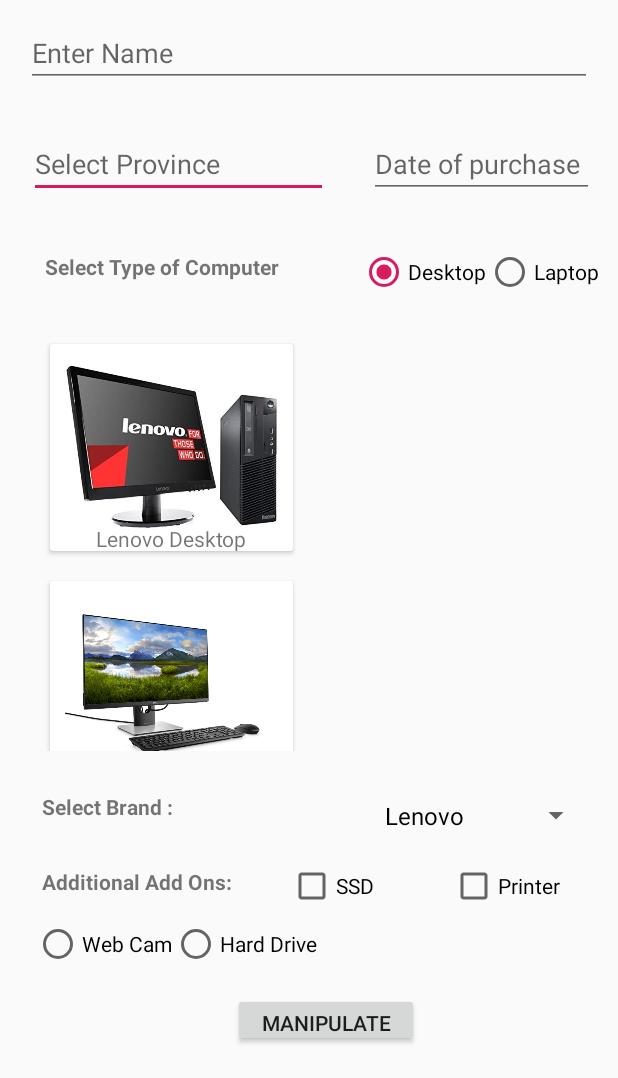
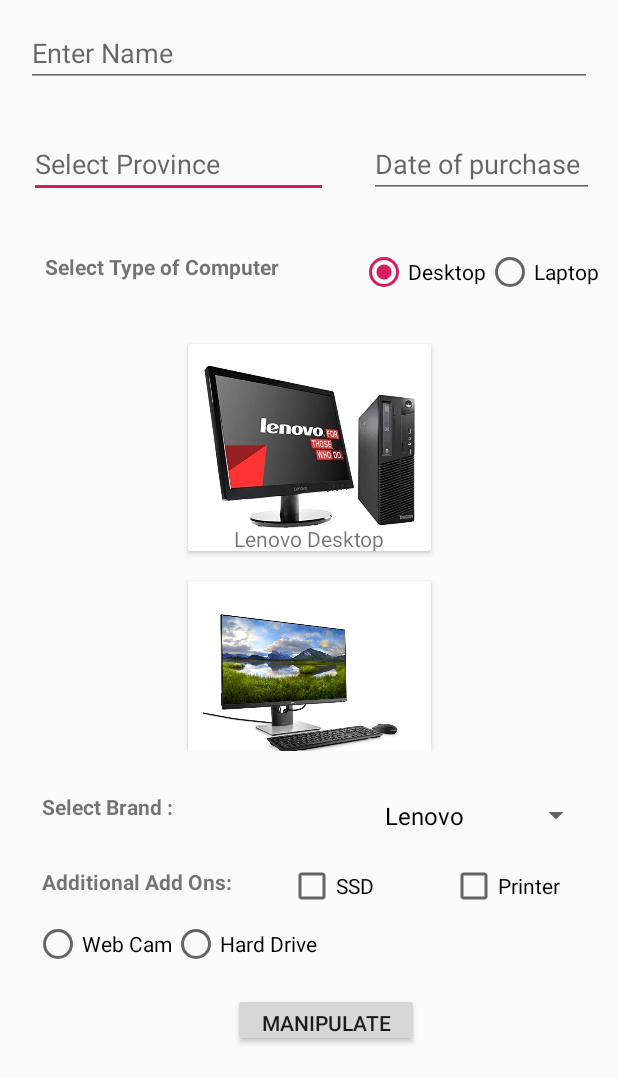
Before and after one commit to onlyrubal/TheShoppy, an Android app: the screen it shows after launch (MainActivity), on a phone screen of 412 x 824 dp, the part 158-1236 px from its top. Run offline under Robolectric (Android 15) with nearby library versions, the phone set to English and light mode, and no system bars.

Commit message:
Finalizing changes

```diff
--- a/app/src/main/java/com/example/assignment1/MainActivity.java
+++ b/app/src/main/java/com/example/assignment1/MainActivity.java
@@ -31,6 +31,7 @@ public class MainActivity extends AppCompatActivity {
 
     private static final String[] BRANDS = new String[]{"Lenovo", "Dell", "HP"};
 
+    //Variable Declaration
     TextView txtNameOfPerson;
     DatePickerDialog dobPicker;
     EditText editDate;
@@ -46,6 +47,7 @@ public class MainActivity extends AppCompatActivity {
     String peripheralSelected;
     String additionalPeripherals = "";
     ScrollView svDesktop, svLaptop;
+
     @Override
     protected void onCreate(Bundle savedInstanceState) {
         super.onCreate(savedInstanceState);
@@ -58,6 +60,7 @@ public class MainActivity extends AppCompatActivity {
                 findViewById(R.id.provinces_list);
         textView.setAdapter(adptProvinces);
 
+        // Setting up the Date Picker.
         editDate = (EditText) findViewById(R.id.date_of_purchase);
 
         editDate.setInputType(InputType.TYPE_NULL);
@@ -82,15 +85,14 @@ public class MainActivity extends AppCompatActivity {
             }
         });
 
-        // Setting up the radio buttons for selecting the type of computer
-
+        // Setting up the radio buttons references for Desktop and Computer Selection.
         rdDesk = (RadioButton)findViewById(R.id.rdDesktop);
         rdLap = (RadioButton) findViewById(R.id.rdLaptop);
 
+        // Setting up the Spinner Reference for product brand selectiont.
+        spnBrand = (Spinner) findViewById(R.id.spn_brand_item);
 
-        // Setting up the Spinner to select the brand for the product.
 
-        spnBrand = (Spinner) findViewById(R.id.spn_brand_item);
         ArrayAdapter<String> adptBrands = new ArrayAdapter<String>(this,
                 android.R.layout.simple_spinner_dropdown_item, BRANDS);
 
@@ -98,7 +100,6 @@ public class MainActivity extends AppCompatActivity {
         spnBrand.setAdapter(adptBrands);
 
         // Setting up the on Click event listener for the spinner.
-
         spnBrand.setOnItemSelectedListener(new AdapterView.OnItemSelectedListener() {
             @Override
             public void onItemSelected(AdapterView<?> parent, View view, int position, long id) {
@@ -112,20 +113,17 @@ public class MainActivity extends AppCompatActivity {
             }
         });
 
-        // Initializing the CheckBoxes
-
+        // Setting up the references for the check boxes.
         chkPrinter = (CheckBox) findViewById(R.id.check_printer);
         chkSSD = (CheckBox) findViewById(R.id.check_SSD);
 
 
         // Setting up the radio buttons for selecting the additional peripherals.
-
         rdCoolingMat = (RadioButton)findViewById(R.id.rd_cooling_mat);
         rdUsbC = (RadioButton)findViewById(R.id.rd_usb_c);
         rdLaptopStand = (RadioButton)findViewById(R.id.rd_laptop_stand);
         rdWebCam = (RadioButton)findViewById(R.id.rd_web_cam);
         rdHardDrive = (RadioButton)findViewById(R.id.rd_hard_drive);
-
         rdLaptopGroup = (RadioGroup) findViewById(R.id.rd_laptop_type_of_peripherals);
         rdDesktopGroup = (RadioGroup)findViewById(R.id.rd_computer_type_of_peripheral);
 
@@ -136,9 +134,9 @@ public class MainActivity extends AppCompatActivity {
         svLaptop = (ScrollView)findViewById(R.id.sv_laptop);
     }
 
+    // Implementing RdComputerClicked method.
     public void RdComputerClicked(View view){
         computerSelected = "Computer Selected";
-
         if(rdLap.isChecked()) {
             computerSelected = "Laptop";
             svLaptop.setVisibility(View.VISIBLE);
@@ -155,13 +153,11 @@ public class MainActivity extends AppCompatActivity {
 
             rdLaptopGroup.setVisibility(View.INVISIBLE);
             rdDesktopGroup.setVisibility(View.VISIBLE);
-
-
         }
-
         Toast.makeText(getApplicationContext(), computerSelected, Toast.LENGTH_SHORT).show();
     }
 
+    //Implementing onChkAddOnClicked method.
     public void onChkAddOnClicked(View view) {
         if(chkSSD.isChecked()){
             Toast.makeText(getApplicationContext(), "SSD Selected", Toast.LENGTH_SHORT).show();
@@ -171,6 +167,7 @@ public class MainActivity extends AppCompatActivity {
         }
     }
 
+    // Implementing onManipulateChecked method.
     public void onManipulateChecked(View view) {
 
         if(rdCoolingMat.isChecked()){
@@ -227,6 +224,7 @@ public class MainActivity extends AppCompatActivity {
             }
         }
 
+        // Total cost and tax calculation.
         Double tax = cost * 0.13;
         Double totalCost = tax + cost;
         String invoice = "Customer : " + txtNameOfPerson.getText().toString() + "\nProvince : " + actvProvinceName.getText().toString() + "\nDate Of Purchase : " +
--- a/app/src/main/res/layout/activity_main.xml
+++ b/app/src/main/res/layout/activity_main.xml
@@ -104,7 +104,6 @@
         android:layout_marginTop="28dp"
         android:visibility="invisible"
         app:layout_constraintEnd_toEndOf="parent"
-        app:layout_constraintHorizontal_bias="0.1"
         app:layout_constraintStart_toStartOf="parent"
         app:layout_constraintTop_toBottomOf="@+id/txtTypeOfComputer">
 
@@ -119,14 +118,14 @@
                 android:layout_margin="10dp">
 
                 <ImageView
-                    android:id="@+id/imageView3"
+                    android:id="@+id/imgLenovoDesktop"
                     android:layout_width="wrap_content"
                     android:layout_height="117dp"
                     android:layout_margin="10dp"
                     app:srcCompat="@drawable/lenovolaptop1" />
 
                 <TextView
-                    android:id="@+id/textView4"
+                    android:id="@+id/txtLenovoDesktop"
                     android:layout_width="match_parent"
                     android:layout_height="wrap_content"
                     android:layout_marginTop="110dp"
@@ -140,14 +139,14 @@
                 android:layout_margin="10dp">
 
                 <ImageView
-                    android:id="@+id/imageView"
+                    android:id="@+id/imgDellDesktop"
                     android:layout_width="match_parent"
                     android:layout_height="117dp"
                     android:layout_margin="10dp"
                     app:srcCompat="@drawable/hplaptop" />
 
                 <TextView
-                    android:id="@+id/textView2"
+                    android:id="@+id/txtDellDesktop"
                     android:layout_width="match_parent"
                     android:layout_height="wrap_content"
                     android:layout_marginTop="120dp"
@@ -162,14 +161,14 @@
                 android:layout_margin="10dp">
 
                 <ImageView
-                    android:id="@+id/imageView2"
+                    android:id="@+id/imgHPDesktop"
                     android:layout_width="match_parent"
                     android:layout_height="117dp"
                     android:layout_margin="10dp"
                     app:srcCompat="@drawable/delllaptop" />
 
                 <TextView
-                    android:id="@+id/textView3"
+                    android:id="@+id/txtHpDesktop"
                     android:layout_width="match_parent"
                     android:layout_height="wrap_content"
                     android:layout_marginTop="120dp"
@@ -185,9 +184,8 @@
         android:layout_width="182dp"
         android:layout_height="281dp"
         android:visibility="visible"
-        app:layout_constraintBottom_toTopOf="@+id/textView8"
+        app:layout_constraintBottom_toTopOf="@+id/txtBrandSelect"
         app:layout_constraintEnd_toEndOf="parent"
-        app:layout_constraintHorizontal_bias="0.1"
         app:layout_constraintStart_toStartOf="parent"
         app:layout_constraintTop_toBottomOf="@+id/txtTypeOfComputer">
 
@@ -202,14 +200,14 @@
                 android:layout_margin="10dp">
 
                 <ImageView
-                    android:id="@+id/imageView4"
+                    android:id="@+id/imgLenovoLaptop"
                     android:layout_width="wrap_content"
                     android:layout_height="117dp"
                     android:layout_margin="10dp"
                     app:srcCompat="@drawable/lenovodesktop" />
 
                 <TextView
-                    android:id="@+id/textView5"
+                    android:id="@+id/txtLenovoLaptop"
                     android:layout_width="match_parent"
                     android:layout_height="wrap_content"
                     android:layout_marginTop="120dp"
@@ -224,14 +222,14 @@
                 android:layout_margin="10dp">
 
                 <ImageView
-                    android:id="@+id/imageView5"
+                    android:id="@+id/imgDellLaptop"
                     android:layout_width="wrap_content"
                     android:layout_height="117dp"
                     android:layout_margin="10dp"
                     app:srcCompat="@drawable/delldesktop" />
 
                 <TextView
-                    android:id="@+id/textView6"
+                    android:id="@+id/txtDellLaptop"
                     android:layout_width="match_parent"
                     android:layout_height="wrap_content"
                     android:layout_marginTop="120dp"
@@ -245,13 +243,13 @@
                 android:layout_margin="10dp">
 
                 <ImageView
-                    android:id="@+id/imageView6"
+                    android:id="@+id/imgHPLaptop"
                     android:layout_width="wrap_content"
                     android:layout_height="117dp"
                     app:srcCompat="@drawable/hpdesktop" />
 
                 <TextView
-                    android:id="@+id/textView7"
+                    android:id="@+id/txtHPLaptop"
                     android:layout_width="match_parent"
                     android:layout_height="wrap_content"
                     android:layout_marginTop="120dp"
@@ -264,7 +262,7 @@
     </ScrollView>
 
     <TextView
-        android:id="@+id/textView8"
+        android:id="@+id/txtBrandSelect"
         android:layout_width="wrap_content"
         android:layout_height="30dp"
         android:layout_marginStart="16dp"
@@ -296,7 +294,7 @@
         android:text="Additional Add Ons:"
         android:textStyle="bold"
         app:layout_constraintStart_toStartOf="parent"
-        app:layout_constraintTop_toBottomOf="@+id/textView8" />
+        app:layout_constraintTop_toBottomOf="@+id/txtBrandSelect" />
 
     <CheckBox
         android:id="@+id/check_SSD"
```
